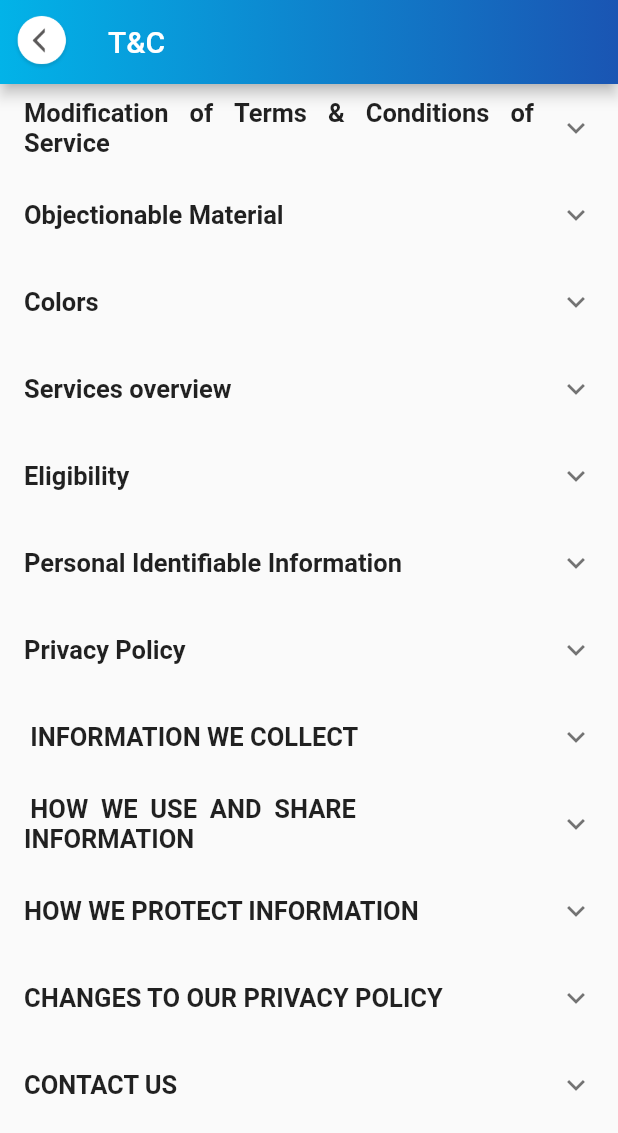
After one commit to IronHeartDan/jsdd_deliveryboy, a Flutter app: the TC screen opened directly, on a phone screen of 412 x 824 dp. The commit adds this screen. Shown: the top 1133 px of the screen. Run offline on Flutter 3.47's test engine with Material 2 defaults, Android fonts, the phone set to English and light mode, and no system bars; our stand-ins replace cloud_firestore, firebase_auth, firebase_core, flutter_screenutil, google_fonts, introduction_screen and 3 more; missing offline and left inert: searchable_dropdown; accounts and stored records are empty; network calls fail.

Commit message:
New Tc , About Us, Faq

```diff
--- a/lib/screen/calendar.dart
+++ b/lib/screen/calendar.dart
@@ -160,12 +160,12 @@ class _CalendarState extends State<Calendar>
                 child: Column(
                     mainAxisAlignment: MainAxisAlignment.center,
                     children: [
-                      Icon(
+                      const Icon(
                         Icons.account_circle,
                         color: Colors.white,
                         size: 35,
                       ),
-                      SizedBox(
+                      const SizedBox(
                         height: 10,
                       ),
                       Text(
@@ -183,7 +183,7 @@ class _CalendarState extends State<Calendar>
           Container(
             margin: EdgeInsets.only(
                 top: MediaQuery.of(context).size.height * 0.12 + 10.0),
-            decoration: BoxDecoration(
+            decoration: const BoxDecoration(
               borderRadius: BorderRadius.only(
                   topLeft: Radius.circular(25), topRight: Radius.circular(25)),
               color: Colors.white,
--- /dev/null
+++ b/lib/screen/t_c.dart
@@ -0,0 +1,197 @@
+// ignore_for_file: prefer_const_constructors
+
+import 'package:flutter/cupertino.dart';
+import 'package:flutter/material.dart';
+import 'package:google_fonts/google_fonts.dart';
+
+class TC extends StatefulWidget {
+  TC({Key? key}) : super(key: key);
+
+  @override
+  _TCState createState() => _TCState();
+}
+
+class _TCState extends State<TC> {
+  @override
+  Widget build(BuildContext context) {
+    return Scaffold(
+        appBar: AppBar(
+            flexibleSpace: Container(
+                decoration: const BoxDecoration(
+              gradient: LinearGradient(
+                colors: [
+                  Color(0xFF02B3E8),
+                  Color(0xFF1A55B3),
+                ],
+                begin: FractionalOffset(0.0, 0.0),
+                end: FractionalOffset(1.0, 0.0),
+                stops: [0.0, 1.0],
+                tileMode: TileMode.clamp,
+              ),
+            )),
+            title: Text("T&C"),
+            leading: Padding(
+              padding: const EdgeInsets.all(8.0),
+              child: GestureDetector(
+                onTap: () {
+                  Navigator.pop(context);
+                },
+                child: Image.asset(
+                  "images/back.png",
+                ),
+              ),
+            )),
+        body: SafeArea(
+            child: SingleChildScrollView(
+                child: Column(
+                    // ignore: prefer_const_literals_to_create_immutables
+                    children: [
+              // ignore: prefer_const_constructors
+              Terms(
+                  title: "Modification of Terms & Conditions of Service",
+                  subtitle:
+                      "Jan Shakti Dudh Depo may at any time modify the Terms & Conditions of Use of the application without any prior notification to you. You can access the latest version of these Terms & Conditions at any given time on the App. You should regularly review the Terms & Conditions on the App. In the event the modified Terms & Conditions is not acceptable to you, you should discontinue using the Service. However, if you continue to use the Service you shall be deemed to have agreed to accept and abide by the modified Terms & Conditions of Use for our Application"),
+              const Terms(
+                  title: "Objectionable Material",
+                  subtitle:
+                      "You understand that by using this Application or any Services provided on the App, you may encounter Content that may be deemed by some to be offensive, indecent, or objectionable, which Content may or may not be identified as such. You agree to use the App and any service at your sole risk and that to the fullest extent permitted under applicable law, Jan Shakti Dudh Depo and its affiliates shall have no liability to you for Content that may be deemed offensive, indecent, or objectionable to you"),
+              const Terms(
+                  title: "Colors",
+                  subtitle:
+                      "We have made every effort to display the colors of our products that appear on the application as accurately as possible. However, as the actual colors you see will depend on your monitor, we cannot guarantee that your monitor display of any color will be accurate."),
+              const Terms(
+                  title: "Services overview",
+                  subtitle:
+                      "As part of the registration process on the App, JSDD may collect the following personally identifiable information about you: Name including first and last name, alternate email address, mobile phone number and contact details, Postal code, Demographic profile (like your age, gender, address, etc."),
+              const Terms(
+                  title: "Eligibility",
+                  subtitle:
+                      'Services of the App would be available to only select geographies in India. Persons who are "incompetent to contract" within the meaning of the Indian Contract Act, 1872 including un-discharged insolvents, etc. are not eligible to use the App. If you are a minor i.e. under the age of 18 years you are barred from using the services provided by JSDD'),
+              const Terms(
+                  title: "Personal Identifiable Information",
+                  subtitle:
+                      "Jan Shakti Dudh Depo is the licensed owner of the brand Jan Shakti Dudh Depo. We respect your privacy. Privacy Policy provides succinctly the manner your data is collected and used by Jan Shakti Dudh Depo on the App. As a visitor to the App/Customer, you are advised to please read the Privacy Policy carefully. By accessing the services provided by the Application you agree to the collection and use of your data by Jan Shakti Dudh Depo in the manner provided in this Privacy Policy"),
+              const Terms(
+                  title: "Privacy Policy",
+                  subtitle:
+                      'JSDD the "Jan Shakti Dudh Depo" is committed to maintaining robust privacy protections for its users. Our Privacy Policy "Privacy Policy" is designed to help you understand how we collect, use and safeguard the information you provide to us and to assist you in making informed decisions when using our Service For purposes of this Agreement, "App" refers to the Company, which can be accessed through our mobile application."Service" refers to the Companys services accessed via the application, in which users can buy organic cow milk, buffalo milk, and other dairy products. The terms "we”, "us," and "our" refer to the Company. "You" refers to you, as a user/Admin of our application or our Service By accessing our App or our Service, you accept our Privacy Policy and Terms of Use and you consent to our collection, storage, use, and disclosure of your Personal Information as described in this Privacy Policy'),
+// Information we collect......
+              ExpansionTile(
+                title: Text(
+                  ' INFORMATION WE COLLECT',
+                  textAlign: TextAlign.justify,
+                  style: GoogleFonts.roboto(
+                      fontSize: 17.0, fontWeight: FontWeight.w600),
+                ),
+                // ignore: prefer_const_literals_to_create_immutables
+                children: [
+                  // ignore: prefer_const_constructors
+                  Padding(
+                    padding: const EdgeInsets.symmetric(
+                        vertical: 12.0, horizontal: 12.0),
+                    child: Text(
+                      'We collect "Non-Personal Information" and "Personal Information." Non-Personal Information includes information that cannot be used to personally identify you, such as anonymous usage data, general demographic information we may collect platform types, preferences you submit, and preferences that are generated based on the data you submit. Personal Information includes your name, phone number email address, full residential address along with city pin-code, which you submit to us through the registration process in the application',
+                      textAlign: TextAlign.justify,
+                      style: GoogleFonts.roboto(
+                          fontSize: 17.0, fontWeight: FontWeight.w400),
+                    ),
+                  ),
+                  Terms(
+                      title: "Information collected via Technology",
+                      subtitle:
+                          "To activate the Service you do not need to submit any Personal Information other than your name, phone number, email address, full residential address along with your city pin-code. To use the Service thereafter, you do not need to submit further Personal Information. However, to improve the quality of the Service, we track information provided to us by our application when you view or use the Service the device from which you connected to the Service, the time and date of access, and other information that does not personally identify you"),
+                  Terms(
+                      title:
+                          " Information you provide us by registering for an account",
+                      subtitle:
+                          'In addition to the information provided automatically by your application when you visit the JSDD app, to become a subscriber to the Service you will need to create a personal profile. You can create a profile by registering with the Service and entering your contact info and creating a user name and a password. By registering, you are authorizing us to collect, store and use your contact info in accordance with this Privacy Policy'),
+                  Terms(
+                      title: "Children's Privacy",
+                      subtitle:
+                          'The Application and the Service are not directed to anyone below the age of 18. The App does not knowingly collect or solicit information from anyone below the age of 18, or allow anyone below the age of 18 to sign up for the Service. In the event that we learn that we have gathered personal information from anyone below the age of 18 without the consent of a parent or guardian, we will delete that information as soon as possible. If you believe we have collected such information, please contact us at Jsdd@gmail.com'),
+                ],
+              ),
+              // How we use share Information.....
+              ExpansionTile(
+                title: Text(
+                  " HOW  WE  USE  AND  SHARE  INFORMATION",
+                  textAlign: TextAlign.start,
+                  style: GoogleFonts.roboto(
+                      fontSize: 17.0, fontWeight: FontWeight.w600),
+                ),
+                // ignore: prefer_const_literals_to_create_immutables
+                children: [
+                  Terms(
+                      title: 'Personal Information',
+                      subtitle: 'Except as otherwise stated in this Privacy Policy, we do not sell, trade, rent or share for marketing purposes your Personal Information with third parties without your consent. We do share Personal Information with vendors who are performing services for the Company, such as the servers for our email communications, databases who are provided access to the users email address for purposes of sending emails from us. Those vendors use your Personal Information only at our direction and in accordance with our Privacy Policy.+'
+                              'In general, the Personal Information you provide to us is used to help us communicate with you. For example, we use Personal Information to contact users in response to questions, solicit feedback from users, provide technical support, and inform users about promotional offers.' +
+                          'We may share Personal Information with outside parties if we have a good-faith belief that access, use, preservation, or disclosure of the information is reasonably necessary to meet any applicable legal process or enforceable governmental request; to enforce applicable Terms of Service, including investigation of potential violations: address fraud, security or technical concerns; or to protect against harm to the rights, property, or safety of our users or the public as required or permitted by law'),
+                  Terms(
+                      title: 'Non-Personal Information',
+                      subtitle:
+                          'In general, we use Non-Personal Information to help us improve the Service and customize the user experience. We also aggregate Non-Personal Information in order to track trends and analyze use patterns on the App. This Privacy Policy does not limit in any way our use or disclosure of Non-Personal Information and we reserve the right to use and disclose such Non-Personal Information to our partners, advertisers, and other third parties at our discretion.' +
+                              'In the event we undergo a business transaction such as a merger, acquisition by another company, or sale of all or a portion of our assets, your Personal Information may be among the assets transferred. You acknowledge and consent that such transfers may occur and are permitted by this Privacy Policy and that any acquirer of our assets may continue to process your Personal Information as set forth in this Privacy Policy. If our information practices change at any time in the future, we will post the policy changes on the application so that you may opt-out of the new information practices. We suggest that you check the application periodically if you are concerned about how your information is used.'),
+                ],
+              ),
+              const Terms(
+                  title: 'HOW WE PROTECT INFORMATION',
+                  subtitle:
+                      'We implement security measures designed to protect your information from unauthorized access. Your account is protected by your account password and we urge you to take steps to keep your personal information safe by not disclosing your password and by logging out of your account after each use. We further protect your information from potential security breaches by implementing certain technological security measures including encryption, firewalls, and secure socket layer technology. However, these measures do not guarantee that your information will not be accessed, disclosed, altered, or destroyed by breach of such firewalls and secure server software. By using our Service, you acknowledge that you understand and agree to assume these risks.'),
+              const Terms(
+                  title: 'CHANGES TO OUR PRIVACY POLICY',
+                  subtitle:
+                      'The Company reserves the right to change this policy and our Terms of Service at any time. We will notify you of significant changes to our Privacy Policy by sending a notice to the primary email address specified in your account or by placing a prominent notice on our application. Significant changes will go into effect 30 days following such notification. Non-material changes or clarifications will take effect immediately.' +
+                          'You should periodically check the application and this privacy page for updates'),
+              const Terms(
+                  title: 'CONTACT US',
+                  subtitle:
+                      'If you have any questions regarding this Privacy Policy or the practices of this app, please contact us by sending an email to info@grapestudioenterprise.in' +
+                          ' Last Updated: This Privacy Policy was last updated on 04/09/2021')
+            ]))));
+  }
+}
+
+class Terms extends StatefulWidget {
+  final String title;
+  final String subtitle;
+
+  const Terms({
+    Key? key,
+    required this.title,
+    required this.subtitle,
+  }) : super(key: key);
+
+  @override
+  State<Terms> createState() => _TermsState();
+}
+
+class _TermsState extends State<Terms> {
+  @override
+  Widget build(BuildContext context) {
+    return ExpansionTile(
+      title: Text(
+        widget.title,
+        textAlign: TextAlign.justify,
+        style: GoogleFonts.roboto(fontSize: 17.0, fontWeight: FontWeight.w600),
+      ),
+      onExpansionChanged: (value) {
+        setState(() {
+          value = true;
+        });
+      },
+      children: [
+        Padding(
+          padding: const EdgeInsets.symmetric(vertical: 12.0, horizontal: 12.0),
+          child: Text(
+            widget.subtitle,
+            textAlign: TextAlign.justify,
+            style: GoogleFonts.roboto(
+                fontSize: 16.0,
+                fontWeight: FontWeight.w400,
+                color: Colors.grey[800]),
+          ),
+        ),
+      ],
+    );
+  }
+}
--- a/pubspec.yaml
+++ b/pubspec.yaml
@@ -46,6 +46,8 @@ dependencies:
   toast: ^0.1.5
   searchable_dropdown: ^1.1.3
   scrollable_positioned_list: ^0.1.10
+  url_launcher: ^6.0.10
+
 flutter_native_splash:
     color: "#ffffff"
     image: images/splashscreen.png
```
Also changed, not shown: lib/screen/about_us.dart (added, +143 -0 lines), lib/screen/faq.dart (added, +121 -0 lines), lib/screen/home.dart (+37 -16 lines), pubspec.lock.
